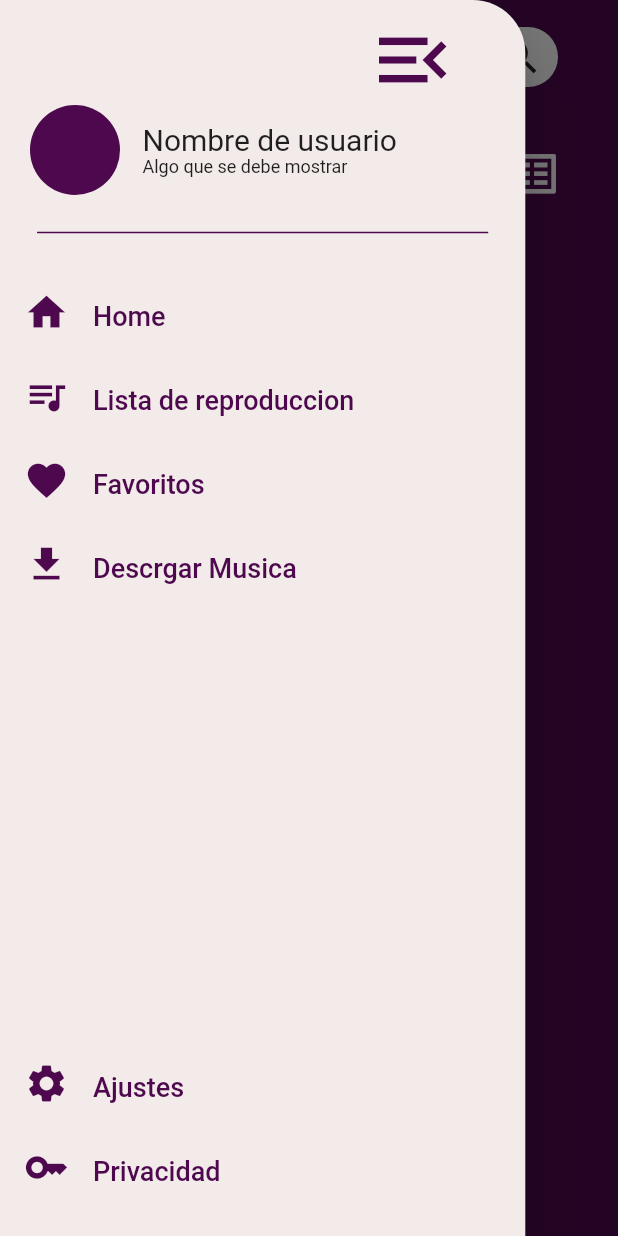
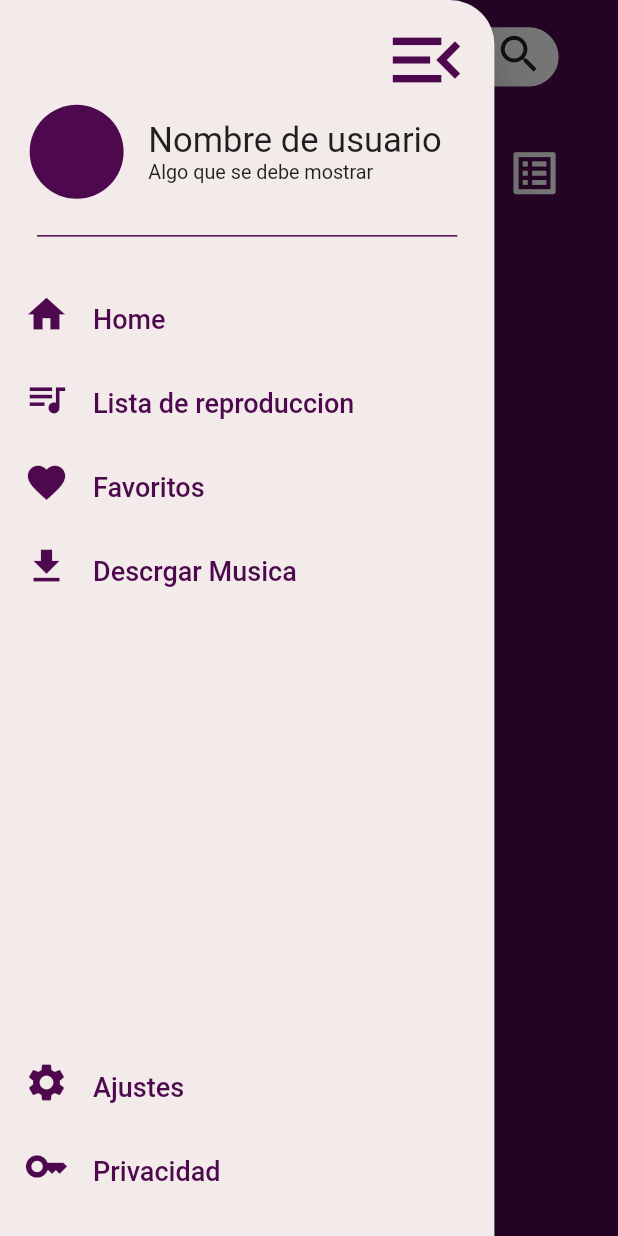
Before and after one commit to javierrrrrrrrrrrr/reproductore, a Flutter app: the screen it shows after launch, with the side drawer open, on a phone screen of 412 x 824 dp. Run offline on Flutter 3.47's test engine with Material 2 defaults, Android fonts, the phone set to English and light mode, and no system bars; our stand-ins replace audio_service, audio_video_progress_bar, just_audio, just_audio_background, marquee, on_audio_query.

Commit message:
ajustando tamanos

```diff
--- a/lib/UI/Screens/home_page.dart
+++ b/lib/UI/Screens/home_page.dart
@@ -29,21 +29,23 @@ class _HomePageState extends State<HomePage> {
   @override
   Widget build(BuildContext context) {
     final playerProvider = context.read<MediaProvider>();
+    final height = MediaQuery.of(context).size.height;
     return Scaffold(
-      drawer: const CustomDrawer(),
+      drawer: CustomDrawer(height: height),
       backgroundColor: kprimarycolor,
       body: SafeArea(
         child: Column(
           children: [
-            const CustomAppBar(),
-            const MenuNavegacionIconos(
+            CustomAppBar(height: height),
+            MenuNavegacionIconos(
+              height: height,
               icon1: Icons.create_new_folder_outlined,
               icon2: Icons.delete,
               icon3: Icons.file_download_outlined,
               icon4: Icons.list_alt,
             ),
-            const SizedBox(height: 20),
-            const AlbumGrid(),
+            SizedBox(height: MediaQuery.of(context).size.height * 0.024),
+            AlbumGrid(height: height),
             StreamBuilder<Duration>(
                 stream: playerProvider.player!.positionStream,
                 builder: (context, snapshot) {
@@ -59,7 +61,8 @@ class _HomePageState extends State<HomePage> {
                                       0.964,
                                   child: const MediaControl()));
                         },
-                        child: MiniReproductor(playerProvider: playerProvider),
+                        child: MiniReproductor(
+                            playerProvider: playerProvider, height: height),
                       );
                     }
                   }
--- a/lib/UI/Widgets/album_grid.dart
+++ b/lib/UI/Widgets/album_grid.dart
@@ -6,8 +6,10 @@ import 'package:reproductor/Business_logic/Provaiders/song_provider.dart';
 import 'custom_card.dart';
 
 class AlbumGrid extends StatelessWidget {
+  final double height;
   const AlbumGrid({
     Key? key,
+    required this.height,
   }) : super(key: key);
 
   @override
@@ -31,7 +33,10 @@ class AlbumGrid extends StatelessWidget {
               return GridView.builder(
                 itemCount: snapshot.data!.length,
                 physics: const BouncingScrollPhysics(),
-                padding: const EdgeInsets.only(left: 20, right: 20, top: 20),
+                padding: EdgeInsets.only(
+                    left: height * 0.024,
+                    right: height * 0.024,
+                    top: height * 0.024),
                 gridDelegate: const SliverGridDelegateWithMaxCrossAxisExtent(
                   maxCrossAxisExtent: 200,
                   childAspectRatio: 1,
@@ -41,6 +46,7 @@ class AlbumGrid extends StatelessWidget {
                 ),
                 itemBuilder: (BuildContext context, index) {
                   return CustomCard(
+                    height: height,
                     id: snapshot.data![index].id,
                     cantSongs: snapshot.data![index].numOfSongs,
                     nameAlbum: snapshot.data![index].album,
--- a/lib/UI/Widgets/custom_appbar.dart
+++ b/lib/UI/Widgets/custom_appbar.dart
@@ -2,50 +2,53 @@ import 'package:flutter/material.dart';
 import 'package:reproductor/Constants/contants.dart';
 
 class CustomAppBar extends StatelessWidget {
+  final double height;
+
   const CustomAppBar({
     Key? key,
+    required this.height,
   }) : super(key: key);
 
   @override
   Widget build(BuildContext context) {
     return Padding(
-      padding: const EdgeInsets.only(top: 18),
+      padding: EdgeInsets.only(top: height * 0.022),
       child: SizedBox(
-        height: 80,
+        height: height * 0.096,
         width: double.infinity,
         child: Row(
           crossAxisAlignment: CrossAxisAlignment.start,
           mainAxisAlignment: MainAxisAlignment.spaceBetween,
           children: [
             Padding(
-              padding: const EdgeInsets.only(left: 20),
+              padding: EdgeInsets.only(left: height * 0.024),
               child: GestureDetector(
                 onTap: () => Scaffold.of(context).openDrawer(),
                 child: Icon(
                   Icons.density_medium,
                   color: kiconocolor,
-                  size: 40,
+                  size: height * 0.050,
                 ),
               ),
             ),
             Padding(
-              padding: const EdgeInsets.only(right: 40),
+              padding: EdgeInsets.only(right: height * 0.048),
               child: Stack(
                 children: [
                   Container(
-                    height: 40,
-                    width: 270,
+                    height: height * 0.048,
+                    width: height * 0.312,
                     decoration: BoxDecoration(
                       color: Colors.white,
-                      borderRadius: BorderRadius.circular(50),
+                      borderRadius: BorderRadius.circular(height * 0.096),
                     ),
                   ),
-                  const Positioned(
-                      right: 10,
-                      bottom: 5,
+                  Positioned(
+                      right: height * 0.012,
+                      bottom: height * 0.006,
                       child: Icon(
                         Icons.search,
-                        size: 30,
+                        size: height * 0.04,
                       ))
                 ],
               ),
--- a/lib/UI/Widgets/custom_drawer.dart
+++ b/lib/UI/Widgets/custom_drawer.dart
@@ -3,8 +3,10 @@ import 'package:reproductor/Constants/contants.dart';
 import 'package:reproductor/UI/Screens/home_page.dart';
 
 class CustomDrawer extends StatelessWidget {
+  final double height;
   const CustomDrawer({
     Key? key,
+    required this.height,
   }) : super(key: key);
 
   @override
@@ -13,24 +15,28 @@ class CustomDrawer extends StatelessWidget {
     return SafeArea(
       child: Drawer(
         backgroundColor: const Color.fromRGBO(242, 235, 233, 1),
-        width: width * 0.85,
-        shape: const RoundedRectangleBorder(
-            borderRadius: BorderRadius.only(topRight: Radius.circular(35))),
+        width: height * 0.40,
+        shape: RoundedRectangleBorder(
+            borderRadius:
+                BorderRadius.only(topRight: Radius.circular(height * 0.036))),
         child: Column(
           children: [
-            const Padding(
-              padding: EdgeInsets.only(left: 200, top: 10),
-              child: IconCloseDrawer(),
+            Padding(
+              padding:
+                  EdgeInsets.only(left: height * 0.29, top: height * 0.012),
+              child: const IconCloseDrawer(),
             ),
-            const Padding(
-              padding: EdgeInsets.only(left: 20),
-              child: AvatarSection(),
+            Padding(
+              padding: EdgeInsets.only(left: height * 0.024),
+              child: AvatarSection(
+                height: height,
+              ),
             ),
             Divider(
                 indent: width * 0.06,
                 endIndent: width * 0.06,
                 thickness: 1,
-                height: 50,
+                height: height * 0.060,
                 color: kprimarycolor),
             const CustomListTile(icono: Icons.home, texto: "Home"),
             const CustomListTile(
@@ -41,8 +47,8 @@ class CustomDrawer extends StatelessWidget {
             const Spacer(),
             const CustomListTile(icono: Icons.settings, texto: "Ajustes"),
             const CustomListTile(icono: Icons.key, texto: "Privacidad"),
-            const SizedBox(
-              height: 18,
+            SizedBox(
+              height: height * 0.022,
             ),
           ],
         ),
@@ -52,8 +58,10 @@ class CustomDrawer extends StatelessWidget {
 }
 
 class AvatarSection extends StatelessWidget {
+  final double height;
   const AvatarSection({
     Key? key,
+    required this.height,
   }) : super(key: key);
 
   @override
@@ -61,17 +69,19 @@ class AvatarSection extends StatelessWidget {
     return Row(
       children: [
         CircleAvatar(
-          maxRadius: 30,
+          maxRadius: height * 0.038,
           backgroundColor: kprimarycolor,
         ),
-        const SizedBox(
-          width: 15,
+        SizedBox(
+          width: height * 0.020,
         ),
         Column(
           crossAxisAlignment: CrossAxisAlignment.start,
-          children: const [
-            Text('Nombre de usuario', style: TextStyle(fontSize: 20)),
-            Text('Algo que se debe mostrar', style: TextStyle(fontSize: 12)),
+          children: [
+            Text('Nombre de usuario',
+                style: TextStyle(fontSize: height * 0.028)),
+            Text('Algo que se debe mostrar',
+                style: TextStyle(fontSize: height * 0.016)),
           ],
         )
       ],
--- a/lib/UI/Widgets/menu_icons.dart
+++ b/lib/UI/Widgets/menu_icons.dart
@@ -1,12 +1,14 @@
 import 'package:flutter/material.dart';
 
 class MenuNavegacionIconos extends StatelessWidget {
+  final double height;
   const MenuNavegacionIconos({
     Key? key,
     required this.icon1,
     required this.icon2,
     required this.icon3,
     required this.icon4,
+    required this.height,
   }) : super(key: key);
 
   final IconData icon1;
@@ -17,28 +19,28 @@ class MenuNavegacionIconos extends StatelessWidget {
   @override
   Widget build(BuildContext context) {
     return Padding(
-      padding: const EdgeInsets.only(left: 37, right: 37),
+      padding: EdgeInsets.only(left: height * 0.045, right: height * 0.045),
       child: Row(
         mainAxisAlignment: MainAxisAlignment.spaceBetween,
         children: [
           Icon(
             icon1,
-            size: 35,
+            size: height * 0.045,
             color: Colors.white,
           ),
           Icon(
             icon2,
-            size: 35,
+            size: height * 0.045,
             color: Colors.white,
           ),
           Icon(
             icon3,
-            size: 35,
+            size: height * 0.045,
             color: Colors.white,
           ),
           Icon(
             icon4,
-            size: 35,
+            size: height * 0.045,
             color: Colors.white,
           ),
         ],
--- a/lib/UI/Widgets/modal_playlist.dart
+++ b/lib/UI/Widgets/modal_playlist.dart
@@ -20,6 +20,7 @@ class _ModalPlayListState extends State<ModalPlayList> {
   Widget build(BuildContext context) {
     final queryProvider = context.read<QueryProvider>();
     final playerProvider = context.read<MediaProvider>();
+    final height = MediaQuery.of(context).size.height;
 
     return Container(
       height: MediaQuery.of(context).size.height * 0.45,
@@ -110,6 +111,7 @@ class _ModalPlayListState extends State<ModalPlayList> {
                         .updateSongPlaying(queryProvider.songsByAlbum);
                   },
                   child: ListReproduccionView(
+                    height: height,
                     song: queryProvider.songsByAlbum[index],
                     currentindex: index,
                   ),
```
Also changed, not shown: lib/UI/Screens/media_control.dart (+17 -9 lines), lib/UI/Screens/reproducion_list_page.dart (+14 -5 lines), lib/UI/Widgets/below_progress_bar.dart (+9 -7 lines), lib/UI/Widgets/custom_card.dart (+23 -20 lines), lib/UI/Widgets/list_reproduccion_view.dart (+28 -23 lines), lib/UI/Widgets/media_comand_buttom.dart (+18 -13 lines), lib/UI/Widgets/mini_reproductor.dart (+21 -18 lines), lib/UI/Widgets/play_buttom.dart (+8 -29 lines), lib/UI/Widgets/play_list_row.dart (+22 -22 lines), lib/UI/Widgets/simple_appbar.dart (+30 -22 lines), lib/UI/Widgets/song_image_container.dart (+7 -4 lines), lib/UI/Widgets/stream_artist.dart (+5 -3 lines).
